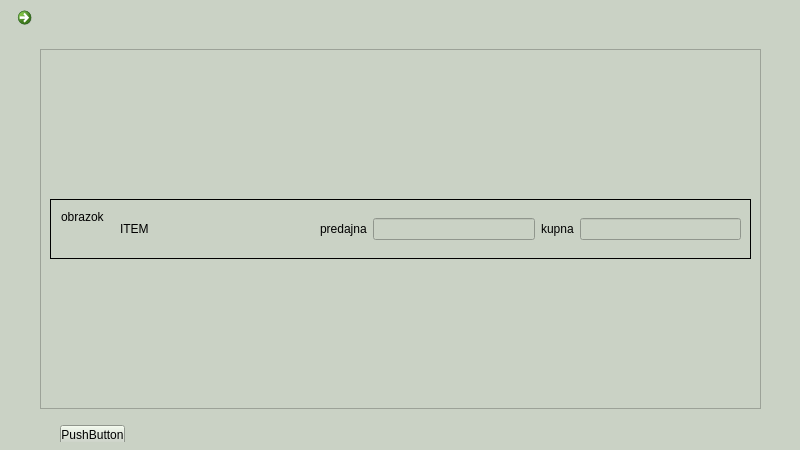
Above: source/code/main.ui from tomas-magat/camels-eshop-infosystem before the change. Below: the same form after it.
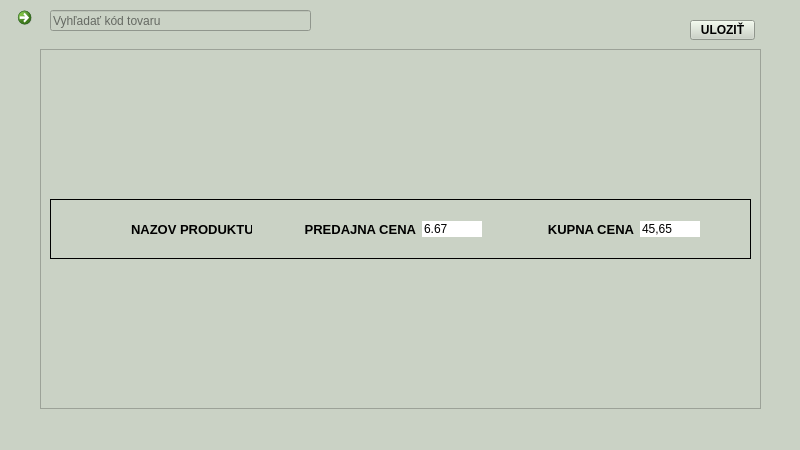
That is the form after the change. The open tabs and pages were chosen to show the change. Icons and pictures are not drawn.

Diff of the .ui file:
```diff
--- a/source/code/main.ui
+++ b/source/code/main.ui
@@ -1246,7 +1246,7 @@
        <property name="bottomMargin">
         <number>0</number>
        </property>
-       <item alignment="Qt::AlignTop">
+       <item>
         <widget class="QWidget" name="widget_2" native="true">
          <property name="minimumSize">
           <size>
@@ -1273,6 +1273,62 @@
             <normaloff>../../assets/icons/left-arrow.png</normaloff>../../assets/icons/left-arrow.png</iconset>
           </property>
          </widget>
+         <widget class="QPushButton" name="pushButton_3">
+          <property name="geometry">
+           <rect>
+            <x>690</x>
+            <y>20</y>
+            <width>65</width>
+            <height>20</height>
+           </rect>
+          </property>
+          <property name="font">
+           <font>
+            <weight>75</weight>
+            <bold>true</bold>
+           </font>
+          </property>
+          <property name="text">
+           <string>ULOZIŤ</string>
+          </property>
+         </widget>
+         <widget class="QLineEdit" name="lineEdit_6">
+          <property name="geometry">
+           <rect>
+            <x>50</x>
+            <y>10</y>
+            <width>261</width>
+            <height>21</height>
+           </rect>
+          </property>
+          <property name="placeholderText">
+           <string>Vyhľadať kód tovaru</string>
+          </property>
+         </widget>
+         <widget class="QPushButton" name="searchButton_3">
+          <property name="geometry">
+           <rect>
+            <x>320</x>
+            <y>10</y>
+            <width>21</width>
+            <height>21</height>
+           </rect>
+          </property>
+          <property name="styleSheet">
+           <string notr="true">border: none;
+color: rgb(125, 125, 125);</string>
+          </property>
+          <property name="icon">
+           <iconset>
+            <normaloff>../../assets/icons/search.png</normaloff>../../assets/icons/search.png</iconset>
+          </property>
+          <property name="iconSize">
+           <size>
+            <width>20</width>
+            <height>20</height>
+           </size>
+          </property>
+         </widget>
         </widget>
        </item>
        <item>
@@ -1355,14 +1411,20 @@
                    <widget class="QLabel" name="label_2">
                     <property name="geometry">
                      <rect>
-                      <x>10</x>
-                      <y>10</y>
-                      <width>43</width>
-                      <height>13</height>
+                      <x>0</x>
+                      <y>0</y>
+                      <width>61</width>
+                      <height>61</height>
                      </rect>
                     </property>
                     <property name="text">
-                     <string>obrazok</string>
+                     <string/>
+                    </property>
+                    <property name="pixmap">
+                     <pixmap>../../assets/images/tricko.jpg</pixmap>
+                    </property>
+                    <property name="scaledContents">
+                     <bool>true</bool>
                     </property>
                    </widget>
                   </widget>
@@ -1371,7 +1433,7 @@
                   <widget class="QWidget" name="widget_5" native="true">
                    <property name="minimumSize">
                     <size>
-                     <width>200</width>
+                     <width>150</width>
                      <height>0</height>
                     </size>
                    </property>
@@ -1382,10 +1444,24 @@
                     </size>
                    </property>
                    <layout class="QVBoxLayout" name="verticalLayout_24">
+                    <property name="leftMargin">
+                     <number>20</number>
+                    </property>
                     <item>
                      <widget class="QLabel" name="label_3">
+                      <property name="font">
+                       <font>
+                        <family>MS Shell Dlg 2</family>
+                        <pointsize>10</pointsize>
+                        <weight>75</weight>
+                        <bold>true</bold>
+                       </font>
+                      </property>
                       <property name="text">
-                       <string>ITEM</string>
+                       <string>NAZOV PRODUKTU</string>
+                      </property>
+                      <property name="alignment">
+                       <set>Qt::AlignLeading|Qt::AlignLeft|Qt::AlignVCenter</set>
                       </property>
                      </widget>
                     </item>
@@ -1401,25 +1477,103 @@
                     </sizepolicy>
                    </property>
                    <layout class="QHBoxLayout" name="horizontalLayout_6">
+                    <property name="rightMargin">
+                     <number>50</number>
+                    </property>
                     <item>
                      <widget class="QLabel" name="label_4">
+                      <property name="sizePolicy">
+                       <sizepolicy hsizetype="Preferred" vsizetype="Preferred">
+                        <horstretch>0</horstretch>
+                        <verstretch>0</verstretch>
+                       </sizepolicy>
+                      </property>
+                      <property name="minimumSize">
+                       <size>
+                        <width>0</width>
+                        <height>0</height>
+                       </size>
+                      </property>
+                      <property name="maximumSize">
+                       <size>
+                        <width>16777215</width>
+                        <height>16777214</height>
+                       </size>
+                      </property>
+                      <property name="font">
+                       <font>
+                        <family>MS Shell Dlg 2</family>
+                        <pointsize>10</pointsize>
+                        <weight>75</weight>
+                        <italic>false</italic>
+                        <bold>true</bold>
+                        <underline>false</underline>
+                        <strikeout>false</strikeout>
+                       </font>
+                      </property>
                       <property name="text">
-                       <string>predajna</string>
+                       <string>PREDAJNA CENA</string>
+                      </property>
+                      <property name="alignment">
+                       <set>Qt::AlignRight|Qt::AlignTrailing|Qt::AlignVCenter</set>
                       </property>
                      </widget>
                     </item>
                     <item>
-                     <widget class="QLineEdit" name="lineEdit_4"/>
+                     <widget class="QLineEdit" name="lineEdit_4">
+                      <property name="maximumSize">
+                       <size>
+                        <width>60</width>
+                        <height>16777215</height>
+                       </size>
+                      </property>
+                      <property name="styleSheet">
+                       <string notr="true">background-color: #FFF</string>
+                      </property>
+                      <property name="text">
+                       <string>6.67</string>
+                      </property>
+                      <property name="frame">
+                       <bool>false</bool>
+                      </property>
+                     </widget>
                     </item>
                     <item>
                      <widget class="QLabel" name="label_5">
+                      <property name="font">
+                       <font>
+                        <family>MS Shell Dlg 2</family>
+                        <pointsize>10</pointsize>
+                        <weight>75</weight>
+                        <bold>true</bold>
+                       </font>
+                      </property>
                       <property name="text">
-                       <string>kupna</string>
+                       <string>KUPNA CENA</string>
+                      </property>
+                      <property name="alignment">
+                       <set>Qt::AlignRight|Qt::AlignTrailing|Qt::AlignVCenter</set>
                       </property>
                      </widget>
                     </item>
                     <item>
-                     <widget class="QLineEdit" name="lineEdit_5"/>
+                     <widget class="QLineEdit" name="lineEdit_5">
+                      <property name="maximumSize">
+                       <size>
+                        <width>60</width>
+                        <height>16777215</height>
+                       </size>
+                      </property>
+                      <property name="styleSheet">
+                       <string notr="true">background-color: #FFF</string>
+                      </property>
+                      <property name="text">
+                       <string>45,65</string>
+                      </property>
+                      <property name="frame">
+                       <bool>false</bool>
+                      </property>
+                     </widget>
                     </item>
                    </layout>
                   </widget>
@@ -1432,21 +1586,7 @@
            </widget>
           </item>
           <item>
-           <widget class="QWidget" name="saveButton" native="true">
-            <widget class="QPushButton" name="pushButton_3">
-             <property name="geometry">
-              <rect>
-               <x>20</x>
-               <y>10</y>
-               <width>65</width>
-               <height>20</height>
-              </rect>
-             </property>
-             <property name="text">
-              <string>PushButton</string>
-             </property>
-            </widget>
-           </widget>
+           <widget class="QWidget" name="saveButton" native="true"/>
           </item>
          </layout>
         </widget>
```
Left out of the diff: 6 changed lines with no effect on the pictures.
